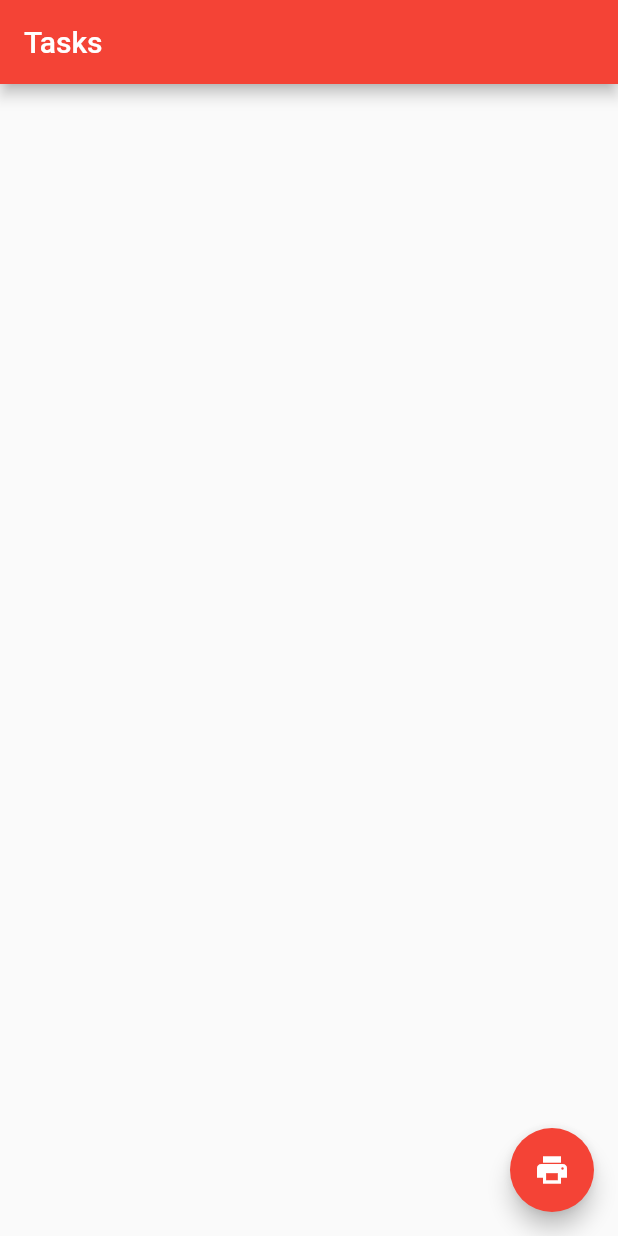
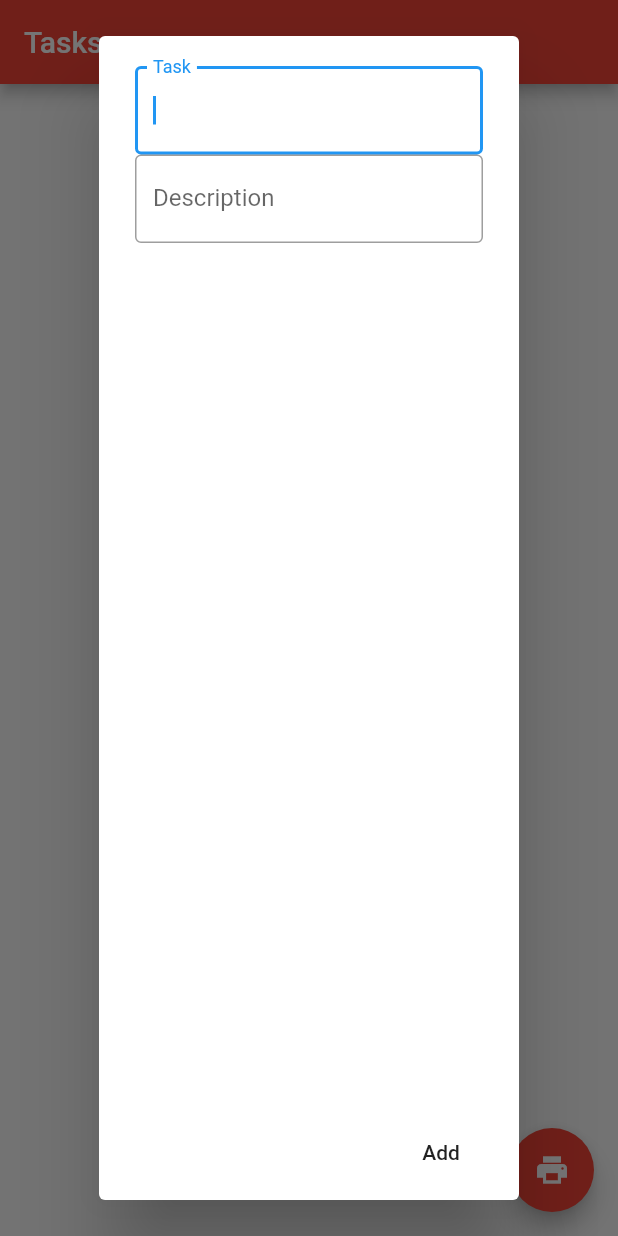
Before and after one commit to usamasubhani/to-do-flutter, a Flutter app: the screen it shows after launch, after a tap on the "print" icon, on a phone screen of 412 x 824 dp. Run offline on Flutter 3.47's test engine with Material 2 defaults, Android fonts, the phone set to English and light mode, and no system bars; network calls fail.

Commit message:
Add new task

```diff
--- a/lib/main.dart
+++ b/lib/main.dart
@@ -47,6 +47,25 @@ class HomePageState extends State<HomePage> {
     print(response.body);
   }
 
+  Future<void> addTask(Map task) async {
+//    print(task.toString());
+//    print(jsonEncode(task));
+    var response = await http.post(
+      apiUrl,
+      headers: {"Content-type" : "application/json"},
+      body: jsonEncode(task)
+    );
+    this.setState((){
+      if (response.statusCode == 200) {
+        var parsedJson = json.decode(response.body);
+        tasks = TaskList.fromJson(parsedJson);
+      }
+      else {
+        throw Exception('Non 200 response');
+      }
+    });
+  }
+
 
   @override
   void initState() {
@@ -80,8 +99,11 @@ class HomePageState extends State<HomePage> {
         ),
       floatingActionButton: FloatingActionButton(
         onPressed: () {
-          for (var t in tasks.tasks)
-            print(t.status);
+          showNewTaskDialog(context).then((onValue) {
+            if (onValue != null) {
+              addTask(onValue);
+            }
+          });
         },
         child: Icon(Icons.print),
         backgroundColor: Colors.red,
@@ -89,4 +111,45 @@ class HomePageState extends State<HomePage> {
     );
   }
 
+  Future<Map> showNewTaskDialog(BuildContext context) {
+    TextEditingController newTaskTitle = TextEditingController();
+    TextEditingController newTaskDesc = TextEditingController();
+    return showDialog(context: context,
+        builder: (BuildContext context) {
+          return AlertDialog(
+            content: Column(
+              children: <Widget>[
+                TextField(
+                  controller: newTaskTitle,
+                  autofocus: true,
+                  decoration: InputDecoration(
+                    border: OutlineInputBorder(),
+                    labelText: 'Task',
+                  ),
+                ),
+                TextField(
+                  controller: newTaskDesc,
+                  decoration: InputDecoration(
+                    border: OutlineInputBorder(),
+                    labelText: 'Description',
+                  ),
+                ),
+              ],
+            ),
+            actions: <Widget>[
+              FlatButton(
+                child: Text('Add'),
+                onPressed: () {
+                  if (newTaskTitle.text.toString().isEmpty)
+                    Navigator.of(context).pop();
+                  Map task = {'title': newTaskTitle.text.toString(), 'description': newTaskDesc.text.toString()};
+                  Navigator.of(context).pop(task);
+                },
+              )
+            ],
+          );
+        }
+    );
+  }
+
 }
```
